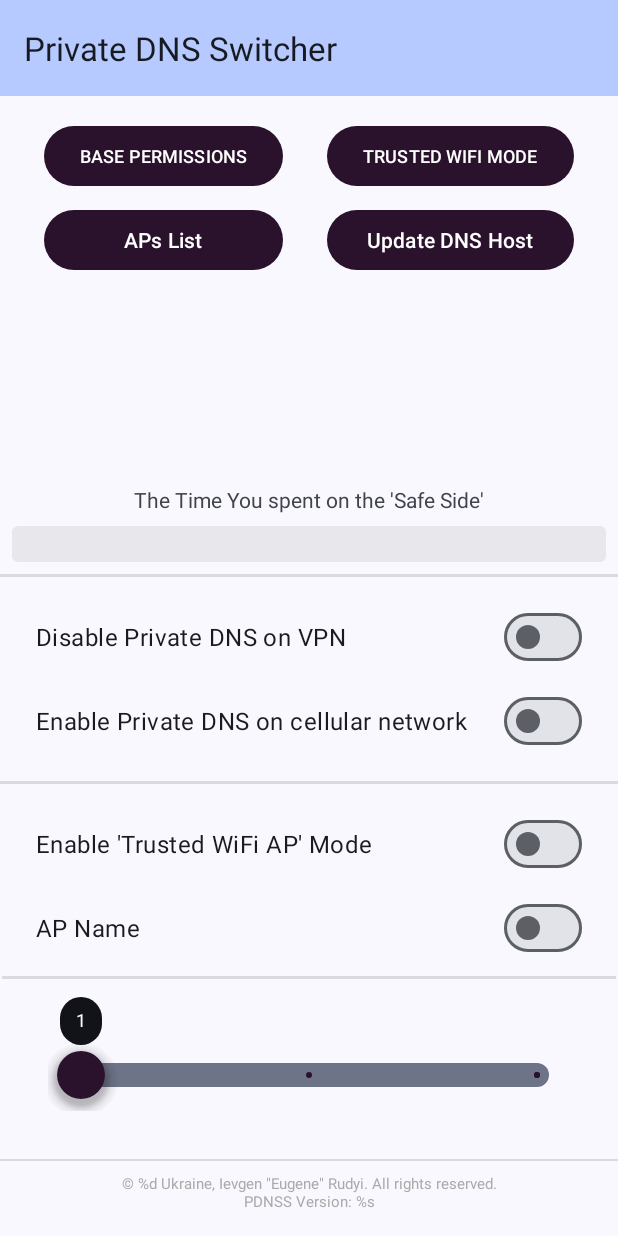
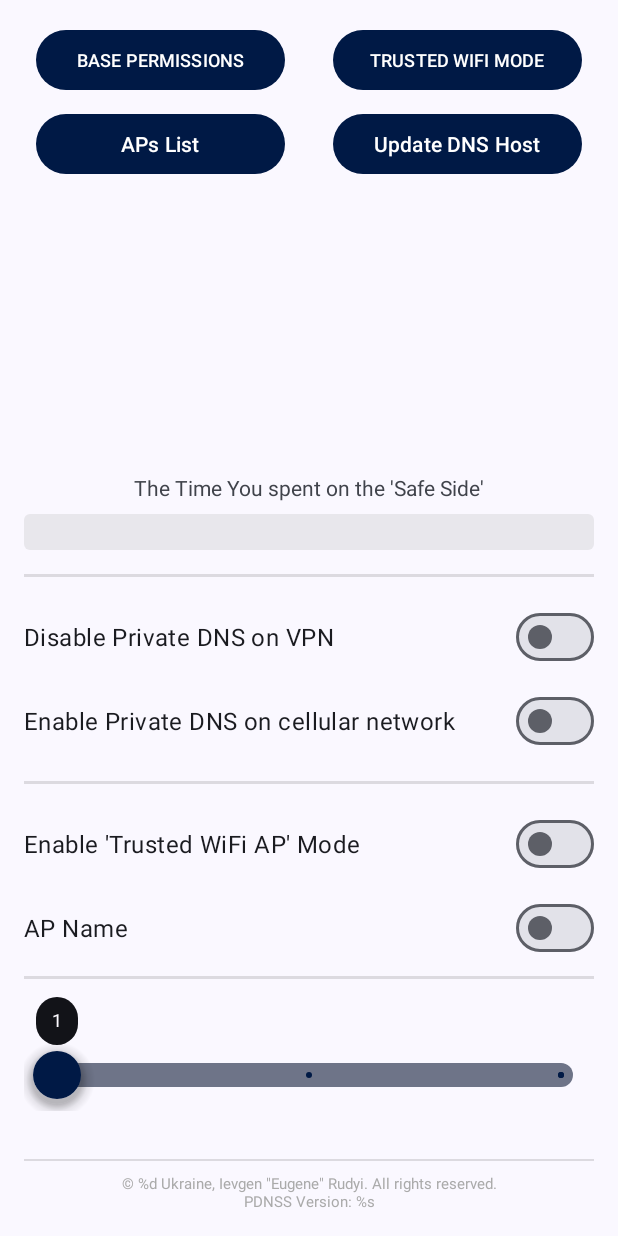
Before and after one commit to rudoyeugene/pdnss, an Android app: the layout activity_main.xml on its own in the app's theme, with its tools: preview values and no code run, on a phone screen of 412 x 824 dp. Run offline under Robolectric (Android 15) with nearby library versions, the light colour scheme and no system bars.

Commit message:
- libs updated - security score bar added - layout improvements

```diff
--- a/app/build.gradle
+++ b/app/build.gradle
@@ -11,8 +11,8 @@ android {
         applicationId "com.rudyii.pdnss"
         minSdkVersion 29
         targetSdkVersion 36
-        versionCode 212
-        versionName "2.1.2"
+        versionCode 213
+        versionName "2.1.3"
 
         testInstrumentationRunner "androidx.test.runner.AndroidJUnitRunner"
     }
--- a/app/src/main/java/com/rudyii/pdnss/activities/ActivityMain.java
+++ b/app/src/main/java/com/rudyii/pdnss/activities/ActivityMain.java
@@ -57,7 +57,6 @@ public class ActivityMain extends AppCompatActivity {
     private BroadcastReceiver broadcastReceiver;
     private TextView txtCopyrights;
     private ProgressBar score;
-    private Button btnSet;
     private Button btnInstructions;
     private Button btnPermissions;
     private Button btnUpdatePdns;
@@ -290,8 +289,8 @@ public class ActivityMain extends AppCompatActivity {
                 AlertDialog.Builder alert = new AlertDialog.Builder(this);
                 alert.setTitle(getString(R.string.txt_instructions_title));
                 alert.setMessage(R.string.txt_instructions);
-                alert.setPositiveButton(getString(R.string.txt_ok), (dialog, which) -> dialog.dismiss());
-                alert.setNeutralButton(getString(R.string.txt_disable_battery_optimizations), (dialog, which) -> {
+                alert.setNegativeButton(getString(R.string.txt_cancel), (dialog, which) -> dialog.dismiss());
+                alert.setPositiveButton(getString(R.string.txt_disable_battery_optimizations), (dialog, which) -> {
                     PowerManager powerManager = (PowerManager) getSystemService(Context.POWER_SERVICE);
                     if (!powerManager.isIgnoringBatteryOptimizations(getPackageName())) {
                         startActivity(new Intent().setAction(Settings.ACTION_IGNORE_BATTERY_OPTIMIZATION_SETTINGS));
@@ -320,8 +319,7 @@ public class ActivityMain extends AppCompatActivity {
                             LinearLayout.LayoutParams.MATCH_PARENT);
                     editTxtDnsHost.setLayoutParams(lp);
                     editTxtDnsHost.setText(getAppContext().getSettingsUtils().getSettingsValue(SETTINGS_PRIVATE_DNS_SPECIFIER));
-                    AlertDialog.Builder builder = new AlertDialog.Builder(this, getAppContext().getSettingsUtils().isLightTheme()
-                            ? android.R.style.Theme_DeviceDefault_Light_Dialog_Alert : android.R.style.Theme_DeviceDefault_Dialog_Alert);
+                    AlertDialog.Builder builder = new AlertDialog.Builder(this);
                     builder.setTitle(getString(R.string.txt_update_pdns_host));
                     builder.setView(editTxtDnsHost);
                     builder.setPositiveButton(getText(R.string.txt_save), (dialogInterface, i) -> {
@@ -414,8 +412,7 @@ public class ActivityMain extends AppCompatActivity {
                     if (apsCopy.isEmpty()) {
                         getAppContext().getNotificationsUtils().showWarning(getString(R.string.txt_empty_ap_list));
                     } else {
-                        AlertDialog.Builder builder = new AlertDialog.Builder(this, getAppContext().getSettingsUtils().isLightTheme()
-                                ? android.R.style.Theme_DeviceDefault_Light_Dialog_Alert : android.R.style.Theme_DeviceDefault_Dialog_Alert);
+                        AlertDialog.Builder builder = new AlertDialog.Builder(this);
                         builder.setTitle(getString(R.string.txt_click_to_remove_ap));
                         String[] apsSimple = apsCopy.toArray(new String[0]);
                         builder.setItems(apsSimple, (dialog, which) -> {
@@ -504,7 +501,7 @@ public class ActivityMain extends AppCompatActivity {
 
     private void animateProgressBar(int targetProgress) {
         ValueAnimator animator = ValueAnimator.ofInt(score.getProgress(), targetProgress);
-        animator.setDuration(3000L);
+        animator.setDuration(1500L);
         animator.setInterpolator(new LinearInterpolator());
         animator.addUpdateListener(animation -> {
             int animatedValue = (int) animation.getAnimatedValue();
--- a/app/src/main/res/layout/activity_main.xml
+++ b/app/src/main/res/layout/activity_main.xml
@@ -2,90 +2,73 @@
 <androidx.constraintlayout.widget.ConstraintLayout xmlns:android="http://schemas.android.com/apk/res/android"
     xmlns:app="http://schemas.android.com/apk/res-auto"
     xmlns:tools="http://schemas.android.com/tools"
+    style="@style/Theme.PrivateDNSSwitcher"
     android:layout_width="match_parent"
     android:layout_height="match_parent"
-    style="@style/Theme.PrivateDNSSwitcher"
     android:fitsSystemWindows="true"
     tools:context=".activities.ActivityMain">
 
-    <androidx.appcompat.widget.Toolbar
-        android:id="@+id/toolbar"
-        android:layout_width="match_parent"
-        android:layout_height="?attr/actionBarSize"
-        android:background="?attr/colorPrimaryInverse"
-        android:elevation="4dp"
-        android:theme="@style/ThemeOverlay.AppCompat.DayNight.ActionBar"
-        app:layout_constraintEnd_toEndOf="parent"
-        app:layout_constraintTop_toTopOf="parent"
-        app:popupTheme="@style/ThemeOverlay.AppCompat.DayNight.ActionBar"
-        app:layout_constraintStart_toStartOf="parent"
-        app:title="@string/txt_app_name" />
+    <androidx.constraintlayout.widget.Guideline
+        android:id="@+id/start_guideline"
+        android:layout_width="wrap_content"
+        android:layout_height="wrap_content"
+        android:orientation="vertical"
+        app:layout_constraintGuide_begin="16dp" />
+
+    <androidx.constraintlayout.widget.Guideline
+        android:id="@+id/end_guideline"
+        android:layout_width="wrap_content"
+        android:layout_height="wrap_content"
+        android:orientation="vertical"
+        app:layout_constraintGuide_end="16dp" />
+
+    <com.google.android.material.button.MaterialButton
+        android:id="@+id/btnPermissions"
+        android:layout_width="0dp"
+        android:layout_height="wrap_content"
+        android:layout_marginTop="16dp"
+        android:layout_marginEnd="8dp"
+        android:hapticFeedbackEnabled="true"
+        android:text="TRUSTED WIFI MODE"
+        android:textSize="12sp"
+        app:layout_constraintEnd_toStartOf="@+id/end_guideline"
+        app:layout_constraintStart_toEndOf="@+id/btnInstructions"
+        app:layout_constraintTop_toTopOf="parent" />
 
     <com.google.android.material.button.MaterialButton
         android:id="@+id/btnInstructions"
-        android:layout_width="wrap_content"
+        android:layout_width="0dp"
         android:layout_height="wrap_content"
-        android:layout_marginTop="16dp"
+        android:layout_marginStart="8dp"
+        android:layout_marginEnd="32dp"
         android:hapticFeedbackEnabled="true"
         android:text="BASE PERMISSIONS"
         android:textSize="12sp"
         app:layout_constraintEnd_toStartOf="@+id/btnPermissions"
-        app:layout_constraintHorizontal_bias="0.498"
-        app:layout_constraintStart_toStartOf="parent"
-        app:layout_constraintTop_toBottomOf="@+id/toolbar" />
+        app:layout_constraintStart_toStartOf="@+id/start_guideline"
+        app:layout_constraintTop_toTopOf="@+id/btnPermissions" />
 
     <com.google.android.material.button.MaterialButton
-        android:id="@+id/btnPermissions"
-        android:layout_width="wrap_content"
-        android:layout_height="wrap_content"
-        android:hapticFeedbackEnabled="true"
-        android:text="TRUSTED WIFI MODE"
-        android:textSize="12sp"
-        app:layout_constraintBottom_toBottomOf="@+id/btnInstructions"
-        app:layout_constraintEnd_toEndOf="parent"
-        app:layout_constraintStart_toEndOf="@+id/btnInstructions"
-        app:layout_constraintTop_toTopOf="@+id/btnInstructions" />
-
-    <Button
         android:id="@+id/btnApList"
         android:layout_width="0dp"
         android:layout_height="wrap_content"
         android:layout_marginTop="8dp"
-        android:hapticFeedbackEnabled="true"
         android:text="APs List"
         app:layout_constraintEnd_toEndOf="@+id/btnInstructions"
         app:layout_constraintStart_toStartOf="@+id/btnInstructions"
         app:layout_constraintTop_toBottomOf="@+id/btnInstructions" />
 
-    <Button
+    <com.google.android.material.button.MaterialButton
         android:id="@+id/btnUpdatePdns"
         android:layout_width="0dp"
         android:layout_height="wrap_content"
         android:layout_marginTop="8dp"
         android:text="Update DNS Host"
-        app:layout_constraintBottom_toBottomOf="@+id/btnApList"
         app:layout_constraintEnd_toEndOf="@+id/btnPermissions"
-        app:layout_constraintHorizontal_bias="0.0"
         app:layout_constraintStart_toStartOf="@+id/btnPermissions"
         app:layout_constraintTop_toBottomOf="@+id/btnPermissions" />
 
-    <ProgressBar
-        android:id="@+id/score"
-        style="@android:style/Widget.ProgressBar.Horizontal"
-        android:layout_width="0dp"
-        android:layout_height="24dp"
-        android:layout_marginStart="8dp"
-        android:layout_marginEnd="8dp"
-        android:layout_marginBottom="8dp"
-        android:max="100"
-        android:progress="0"
-        android:progressDrawable="@drawable/gradient_progressbar_drawable"
-        app:layout_constraintBottom_toTopOf="@+id/view"
-        app:layout_constraintEnd_toEndOf="parent"
-        app:layout_constraintHorizontal_bias="0.0"
-        app:layout_constraintStart_toStartOf="parent" />
-
-    <TextView
+    <com.google.android.material.textview.MaterialTextView
         android:id="@+id/scoreText"
         android:layout_width="wrap_content"
         android:layout_height="wrap_content"
@@ -95,134 +78,128 @@
         app:layout_constraintEnd_toEndOf="parent"
         app:layout_constraintStart_toStartOf="parent" />
 
+    <ProgressBar
+        android:id="@+id/score"
+        style="@android:style/Widget.ProgressBar.Horizontal"
+        android:layout_width="0dp"
+        android:layout_height="24dp"
+        android:layout_marginStart="16dp"
+        android:layout_marginEnd="16dp"
+        android:layout_marginBottom="16dp"
+        android:max="100"
+        android:progress="0"
+        android:progressDrawable="@drawable/gradient_progressbar_drawable"
+        app:layout_constraintBottom_toTopOf="@+id/view"
+        app:layout_constraintEnd_toEndOf="parent"
+        app:layout_constraintStart_toStartOf="parent" />
+
     <View
         android:id="@+id/view"
-        android:layout_width="wrap_content"
+        android:layout_width="0dp"
         android:layout_height="2dp"
-        android:layout_marginStart="1dp"
-        android:layout_marginEnd="1dp"
         android:layout_marginBottom="16dp"
         android:background="?android:attr/listDivider"
         app:layout_constraintBottom_toTopOf="@+id/switchDisableForVpn"
-        app:layout_constraintEnd_toEndOf="parent"
-        app:layout_constraintStart_toStartOf="parent" />
+        app:layout_constraintEnd_toEndOf="@+id/end_guideline"
+        app:layout_constraintStart_toStartOf="@+id/start_guideline" />
 
     <com.google.android.material.materialswitch.MaterialSwitch
         android:id="@+id/switchDisableForVpn"
         android:layout_width="0dp"
         android:layout_height="wrap_content"
-        android:layout_marginStart="24dp"
-        android:layout_marginEnd="24dp"
         android:layout_marginBottom="8dp"
         android:hapticFeedbackEnabled="true"
         android:text="@string/swch_disable_on_vpn"
         android:textSize="16sp"
         app:layout_constraintBottom_toTopOf="@+id/switchEnableForCellular"
-        app:layout_constraintEnd_toEndOf="parent"
-        app:layout_constraintStart_toStartOf="parent" />
+        app:layout_constraintEnd_toEndOf="@+id/end_guideline"
+        app:layout_constraintStart_toStartOf="@+id/start_guideline" />
 
     <com.google.android.material.materialswitch.MaterialSwitch
         android:id="@+id/switchEnableForCellular"
         android:layout_width="0dp"
         android:layout_height="wrap_content"
-        android:layout_marginStart="24dp"
-        android:layout_marginEnd="24dp"
         android:layout_marginBottom="16dp"
         android:hapticFeedbackEnabled="true"
         android:text="@string/swch_enable_on_cellular"
         android:textSize="16sp"
         app:layout_constraintBottom_toTopOf="@+id/dividerVpnCellular"
-        app:layout_constraintEnd_toEndOf="parent"
-        app:layout_constraintStart_toStartOf="parent" />
+        app:layout_constraintEnd_toEndOf="@+id/end_guideline"
+        app:layout_constraintStart_toStartOf="@+id/start_guideline" />
 
     <View
         android:id="@+id/dividerVpnCellular"
-        android:layout_width="wrap_content"
+        android:layout_width="0dp"
         android:layout_height="2dp"
-        android:layout_marginStart="1dp"
-        android:layout_marginEnd="1dp"
         android:layout_marginBottom="16dp"
         android:background="?android:attr/listDivider"
         app:layout_constraintBottom_toTopOf="@+id/switchTrustWiFiMode"
-        app:layout_constraintEnd_toEndOf="parent"
-        app:layout_constraintStart_toStartOf="parent" />
+        app:layout_constraintEnd_toEndOf="@+id/end_guideline"
+        app:layout_constraintStart_toStartOf="@+id/start_guideline" />
 
     <com.google.android.material.materialswitch.MaterialSwitch
         android:id="@+id/switchTrustWiFiMode"
         android:layout_width="0dp"
         android:layout_height="wrap_content"
-        android:layout_marginStart="24dp"
-        android:layout_marginEnd="24dp"
         android:layout_marginBottom="8dp"
         android:hapticFeedbackEnabled="true"
         android:text="@string/btn_trust_wifi"
         android:textSize="16sp"
         app:layout_constraintBottom_toTopOf="@+id/switchTrustWiFi"
-        app:layout_constraintEnd_toEndOf="parent"
-        app:layout_constraintStart_toStartOf="parent" />
+        app:layout_constraintEnd_toEndOf="@+id/end_guideline"
+        app:layout_constraintStart_toStartOf="@+id/start_guideline" />
 
     <com.google.android.material.materialswitch.MaterialSwitch
         android:id="@+id/switchTrustWiFi"
         android:layout_width="0dp"
         android:layout_height="wrap_content"
-        android:layout_marginStart="24dp"
-        android:layout_marginEnd="24dp"
         android:layout_marginBottom="8dp"
         android:hapticFeedbackEnabled="true"
         android:text="AP Name"
         android:textSize="16sp"
         app:layout_constraintBottom_toTopOf="@+id/dividerSlide"
-        app:layout_constraintEnd_toEndOf="parent"
-        app:layout_constraintStart_toStartOf="parent" />
-
+        app:layout_constraintEnd_toEndOf="@+id/end_guideline"
+        app:layout_constraintStart_toStartOf="@+id/start_guideline" />
 
     <View
         android:id="@+id/dividerSlide"
         android:layout_width="0dp"
         android:layout_height="2dp"
-        android:layout_marginStart="1dp"
-        android:layout_marginEnd="1dp"
         android:layout_marginBottom="8dp"
         android:background="?android:attr/listDivider"
         app:layout_constraintBottom_toTopOf="@+id/slider"
-        app:layout_constraintEnd_toEndOf="parent"
-        app:layout_constraintStart_toStartOf="parent" />
+        app:layout_constraintEnd_toEndOf="@+id/end_guideline"
+        app:layout_constraintStart_toStartOf="@+id/start_guideline" />
 
     <com.google.android.material.slider.Slider
         android:id="@+id/slider"
         android:layout_width="0dp"
         android:layout_height="wrap_content"
-        android:layout_marginStart="32dp"
-        android:layout_marginEnd="32dp"
         android:layout_marginBottom="32dp"
         android:fadeScrollbars="true"
         android:hapticFeedbackEnabled="true"
         android:stepSize="1"
         android:valueFrom="1"
         android:valueTo="3"
-        app:haloRadius="12dp"
         app:labelBehavior="visible"
         app:layout_constraintBottom_toTopOf="@+id/dividerCopyright"
-        app:layout_constraintEnd_toEndOf="parent"
-        app:layout_constraintStart_toStartOf="parent"
+        app:layout_constraintEnd_toEndOf="@+id/end_guideline"
+        app:layout_constraintStart_toStartOf="@+id/start_guideline"
         app:thumbElevation="12dp"
         app:thumbHeight="32dp"
         app:thumbRadius="12dp"
         app:thumbTrackGapSize="12dp"
         app:thumbWidth="32dp" />
 
-
     <View
         android:id="@+id/dividerCopyright"
-        android:layout_width="446dp"
+        android:layout_width="0dp"
         android:layout_height="1dp"
-        android:layout_marginStart="1dp"
-        android:layout_marginEnd="1dp"
         android:layout_marginBottom="8dp"
         android:background="?android:attr/listDivider"
         app:layout_constraintBottom_toTopOf="@+id/txtCopyrights"
-        app:layout_constraintEnd_toEndOf="parent"
-        app:layout_constraintStart_toStartOf="parent" />
+        app:layout_constraintEnd_toEndOf="@+id/end_guideline"
+        app:layout_constraintStart_toStartOf="@+id/start_guideline" />
 
     <com.google.android.material.textview.MaterialTextView
         android:id="@+id/txtCopyrights"
@@ -234,7 +211,7 @@
         android:textColor="@android:color/darker_gray"
         android:textSize="10sp"
         app:layout_constraintBottom_toBottomOf="parent"
-        app:layout_constraintEnd_toEndOf="parent"
-        app:layout_constraintStart_toStartOf="parent" />
+        app:layout_constraintEnd_toEndOf="@+id/end_guideline"
+        app:layout_constraintStart_toStartOf="@+id/start_guideline" />
 
 </androidx.constraintlayout.widget.ConstraintLayout>
--- a/app/src/main/res/values-night/themes.xml
+++ b/app/src/main/res/values-night/themes.xml
@@ -1,8 +1,8 @@
 <resources>
     <!-- Base application theme. -->
-    <style name="Base.Theme.PrivateDNSSwitcher" parent="Theme.Material3.DynamicColors.DayNight.NoActionBar">
+    <style name="Theme.PrivateDNSSwitcher" parent="Theme.Material3.DynamicColors.Dark">
         <!-- Customize your dark theme here. -->
         <item name="android:windowLightStatusBar">false</item>
-        <item name="colorPrimary">@color/material_dynamic_tertiary90</item>
+        <item name="colorPrimary">@color/material_dynamic_primary90</item>
     </style>
 </resources>
--- a/app/src/main/res/values/themes.xml
+++ b/app/src/main/res/values/themes.xml
@@ -1,10 +1,8 @@
 <resources>
     <!-- Base application theme. -->
-    <style name="Base.Theme.PrivateDNSSwitcher" parent="Theme.Material3.DynamicColors.DayNight.NoActionBar">
+    <style name="Theme.PrivateDNSSwitcher" parent="Theme.Material3.DynamicColors.Light">
         <!-- Customize your light theme here. -->
         <item name="android:windowLightStatusBar">true</item>
-        <item name="colorPrimary">@color/material_dynamic_tertiary10</item>
+        <item name="colorPrimary">@color/material_dynamic_primary10</item>
     </style>
-
-    <style name="Theme.PrivateDNSSwitcher" parent="Base.Theme.PrivateDNSSwitcher" />
 </resources>
```
